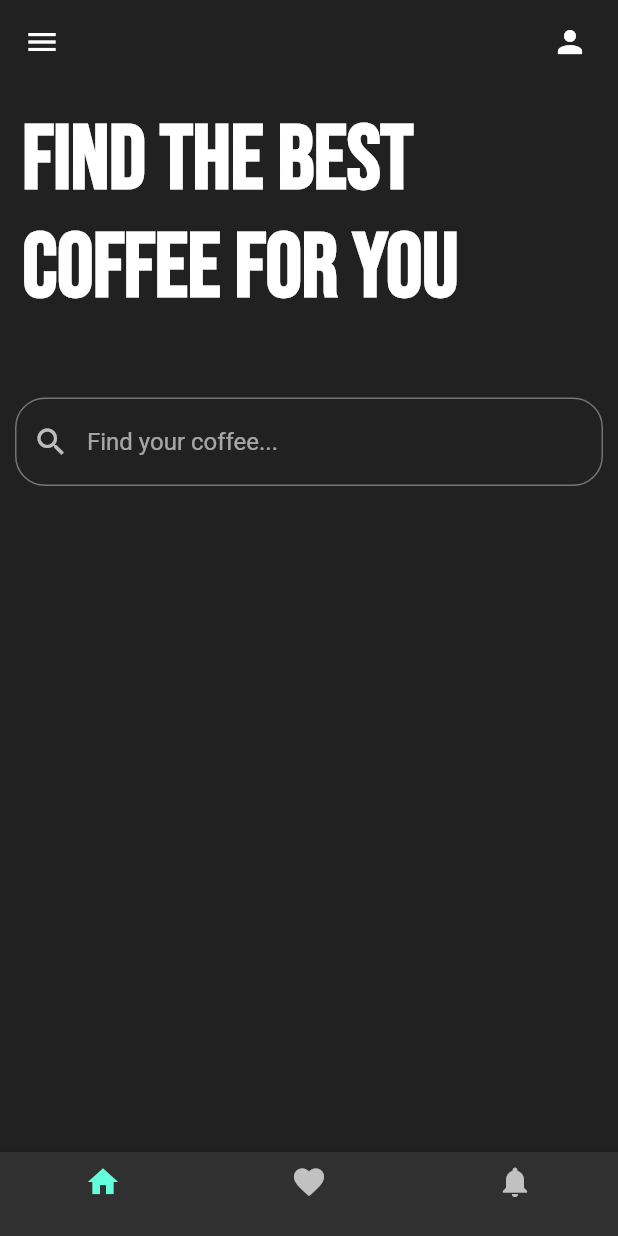
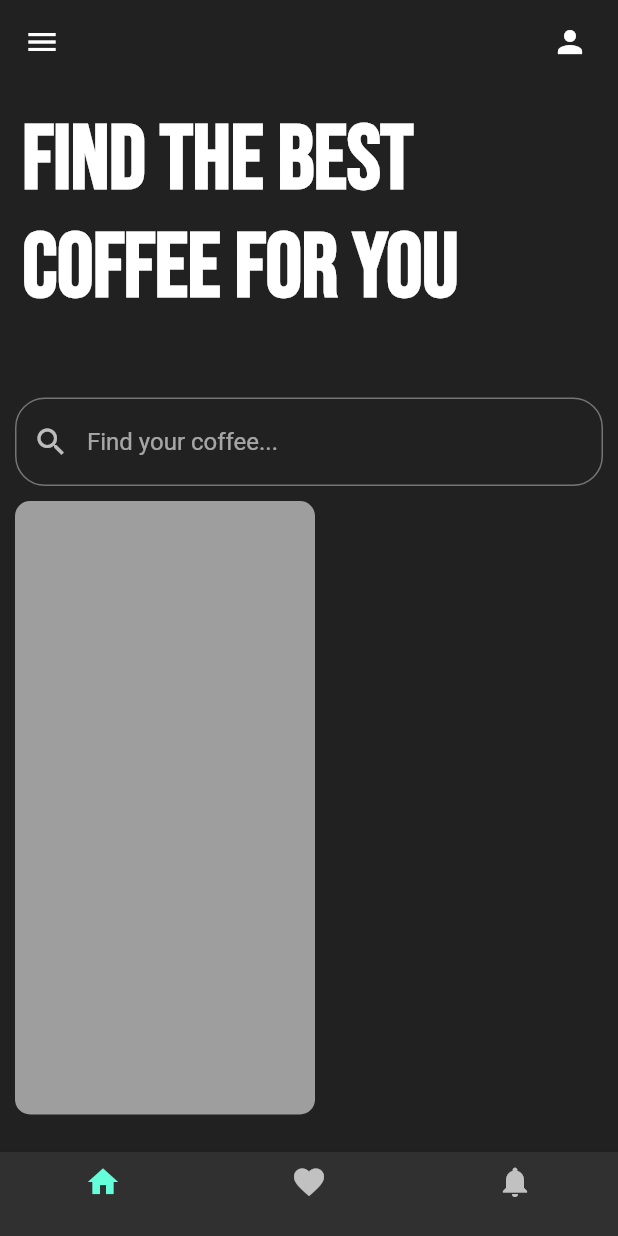
Before and after one commit to EdgarEmmanuel/coffee_app_clone, a Flutter app: the screen it shows after launch, on a phone screen of 412 x 824 dp. Run offline on Flutter 3.47's test engine with Material 2 defaults, Android fonts, the phone set to English and light mode, and no system bars; our stand-ins replace google_fonts.

```diff
--- a/lib/pages/home_page.dart
+++ b/lib/pages/home_page.dart
@@ -1,4 +1,5 @@
 import 'package:flutter/material.dart' ;
+import 'package:flutter_tdd/util/coffee_tile.dart';
 import 'package:google_fonts/google_fonts.dart';
 
 
@@ -48,9 +49,10 @@ class HomePage extends StatelessWidget{
           ),
 
           // search bar
-          this.getSearchField()
+          this.getSearchField(),
 
           // list of propositions
+          this.getCoffeeTiles(),
         ],
       )
     );
@@ -92,4 +94,21 @@ class HomePage extends StatelessWidget{
       ),
     );
   }
+
+
+
+
+  Widget getCoffeeTiles(){
+    return Expanded(
+        child: ListView(
+          scrollDirection: Axis.horizontal,
+          children: [
+            CoffeeTile()
+          ],
+        )
+    );
+  }
+
+
+
 }
--- /dev/null
+++ b/lib/util/coffee_tile.dart
@@ -0,0 +1,20 @@
+import 'package:flutter/material.dart' ;
+import 'package:google_fonts/google_fonts.dart';
+
+
+class CoffeeTile extends StatelessWidget{
+  @override
+  Widget build(BuildContext context) {
+    return Padding(
+      padding: EdgeInsets.only(left: 10.0, bottom: 25.0),
+      child: Container(
+        width: 200,
+        decoration: BoxDecoration(
+          color: Colors.grey,
+          borderRadius: BorderRadius.circular(10.0)
+        ),
+      )
+    );
+  }
+
+}
```
